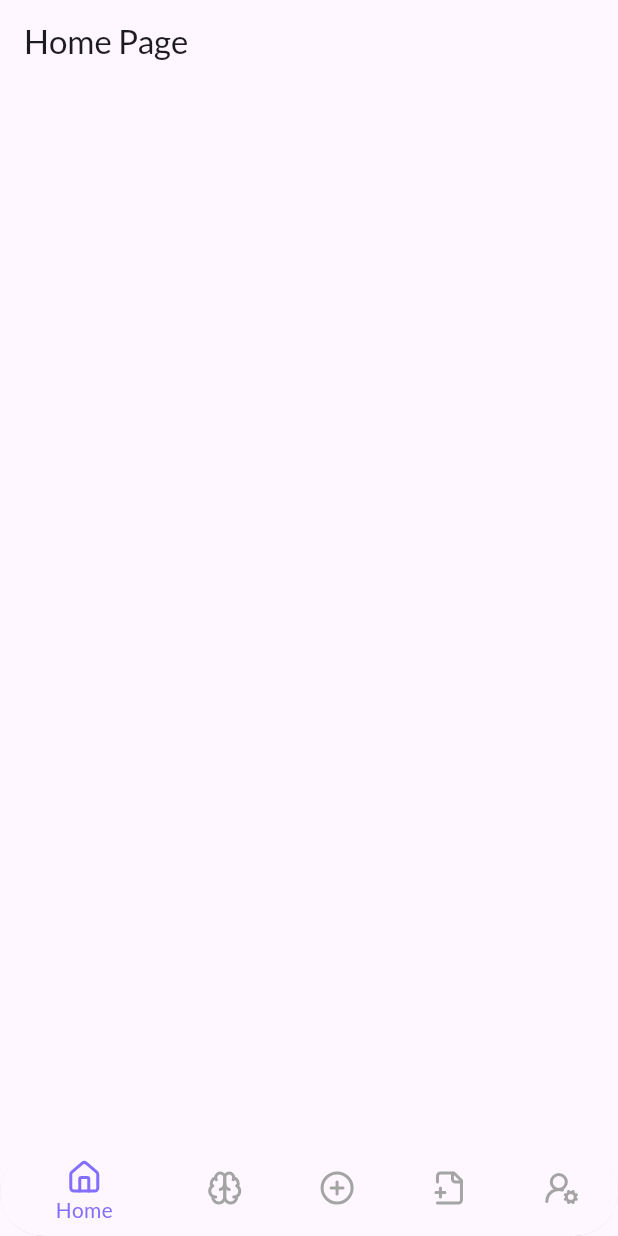
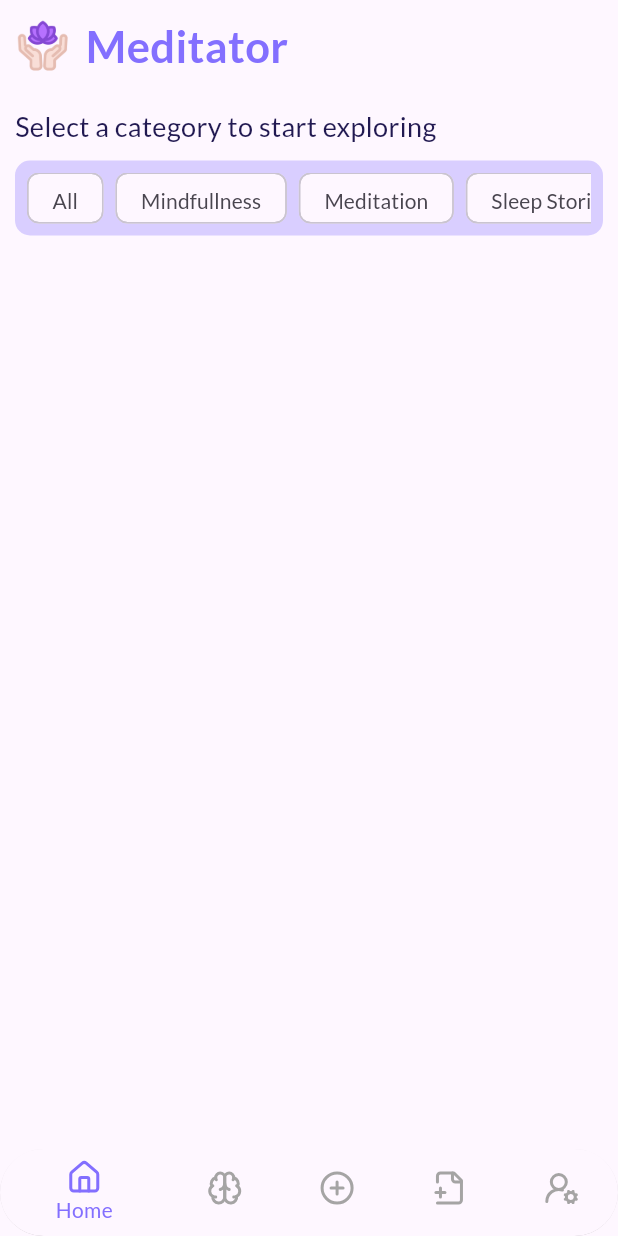
Before and after one commit to dinuka920/Flutter-App-09---Meditator, a Flutter app: the screen it shows after launch, on a phone screen of 412 x 824 dp. Run offline on Flutter 3.47's test engine with Material 3 defaults, Android fonts, the phone set to English and light mode, and no system bars; our stand-ins replace flutter_svg, go_router, google_fonts.

Commit message:
Home Page part 1 (FilterClip widget)

```diff
--- a/lib/pages/main_screens/home_page.dart
+++ b/lib/pages/main_screens/home_page.dart
@@ -1,4 +1,6 @@
 import 'package:flutter/material.dart';
+import 'package:meditator_app/utils/colors.dart';
+import 'package:meditator_app/utils/text_styles.dart';
 
 class HomePage extends StatelessWidget {
   const HomePage({super.key});
@@ -6,8 +8,90 @@ class HomePage extends StatelessWidget {
   @override
   Widget build(BuildContext context) {
     return Scaffold(
-      appBar: AppBar(
-        title: Text("Home Page"),
+      body: SafeArea(
+        child: SingleChildScrollView(
+          child: Padding(
+            padding: EdgeInsets.all(10),
+            child: Column(
+              crossAxisAlignment: CrossAxisAlignment.start,
+              children: [
+                Row(
+                  children: [
+                    Image.asset(
+                      "assets/images/meditation.png",
+                      width: MediaQuery.of(context).size.width * 0.09,
+                    ),
+                    SizedBox(
+                      width: 10,
+                    ),
+                    Text(
+                      "Meditator",
+                      style: TextStyle(
+                        fontSize: 29,
+                        fontWeight: FontWeight.bold,
+                        color: AppColors.primaryPurple,
+                      ),
+                    )
+                  ],
+                ),
+                SizedBox(
+                  height: 20,
+                ),
+                Text(
+                  "Select a category to start exploring",
+                  style: AppTextStyles.subtitleStyle.copyWith(
+                    color: AppColors.primaryDarkBlue,
+                  ),
+                ),
+                SizedBox(
+                  height: 10,
+                ),
+                Container(
+                  height: 50,
+                  decoration: BoxDecoration(
+                    color: AppColors.primaryPurple.withOpacity(0.3),
+                    borderRadius: BorderRadius.circular(10),
+                  ),
+                  child: Padding(
+                    padding: EdgeInsets.all(8),
+                    child: SingleChildScrollView(
+                      scrollDirection: Axis.horizontal,
+                      child: Row(
+                        children: [
+                          FilterChip(
+                            label: Text("All"),
+                            onSelected: (bool value) {},
+                          ),
+                          SizedBox(
+                            width: 8,
+                          ),
+                          FilterChip(
+                            label: Text("Mindfullness"),
+                            onSelected: (bool value) {},
+                          ),
+                          SizedBox(
+                            width: 8,
+                          ),
+                          FilterChip(
+                            label: Text("Meditation"),
+                            onSelected: (bool value) {},
+                          ),
+                          SizedBox(
+                            width: 8,
+                          ),
+                          FilterChip(
+                            label: Text("Sleep Stories"),
+                            onSelected: (bool value) {},
+                          ),
+                        ],
+                      ),
+                    ),
+                  ),
+                )
+              ],
+            ),
+          ),
+        ),
       ),
     );
   }
--- a/pubspec.yaml
+++ b/pubspec.yaml
@@ -72,6 +72,7 @@ flutter:
   # To add assets to your application, add an assets section, like this:
   assets:
     - assets/icons/
+    - assets/images/
 
   # An image asset can refer to one or more resolution-specific "variants", see
   # https://flutter.dev/to/resolution-aware-images
```
